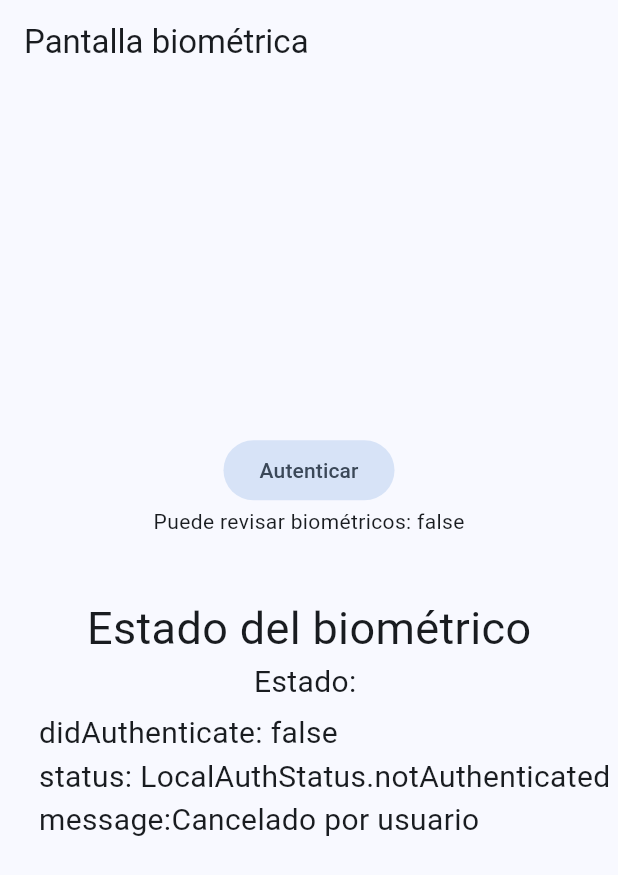
After one commit to JorgeMunarriz/miscelaneos_flutter, a Flutter app: the BiometricsScreen screen opened by its route, after a tap on "Autenticar", on a phone screen of 412 x 824 dp. The commit adds this screen. Shown: the top 875 px of the screen. Run offline on Flutter 3.47's test engine with Material 3 defaults, Android fonts, the phone set to English and light mode, and no system bars; our stand-ins replace dio, flutter_compass, flutter_dotenv, flutter_riverpod, geolocator, go_router and 6 more.

Commit message:
cambios en maps

```diff
--- a/lib/config/config_barrel.dart
+++ b/lib/config/config_barrel.dart
@@ -1,4 +1,5 @@
 export 'constants/environment.dart';
+export 'plugins/local_auth_plugin.dart';
+export 'plugins/share_plugin.dart';
 export 'router/app_router.dart';
 export 'theme/app_theme.dart';
-export 'plugins/share_plugin.dart';
--- /dev/null
+++ b/lib/config/plugins/local_auth_plugin.dart
@@ -0,0 +1,57 @@
+import 'package:flutter/services.dart';
+import 'package:local_auth/local_auth.dart';
+import 'package:local_auth/error_codes.dart' as auth_error;
+
+// ···
+class LocalAuthPlugin {
+  static final LocalAuthentication auth = LocalAuthentication();
+
+  static availableBiometrics() async {
+    final List<BiometricType> availableBiometrics =
+        await auth.getAvailableBiometrics();
+
+    if (availableBiometrics.isNotEmpty) {
+      // Some biometrics are enrolled.
+    }
+
+    if (availableBiometrics.contains(BiometricType.strong) ||
+        availableBiometrics.contains(BiometricType.face)) {
+      // Specific types of biometrics are available.
+      // Use checks like this with caution!
+    }
+  }
+
+  static Future<bool> canCheckBiometrics() async {
+    return await auth.canCheckBiometrics;
+  }
+
+  static Future<(bool, String)> authenticate() async {
+    try {
+      final bool didAuthenticate = await auth.authenticate(
+        localizedReason: 'Por favor identifícate para continuar',
+        options: const AuthenticationOptions(
+          useErrorDialogs: false,
+          biometricOnly: false,
+        ),
+      );
+      return (
+        didAuthenticate,
+        didAuthenticate ? 'Todo correcto.' : 'Cancelado por usuario',
+      );
+    } on PlatformException catch (e) {
+      if (e.code == auth_error.notEnrolled) {
+        return (false, 'No hay biométricos enrolados');
+      }
+      if (e.code == auth_error.lockedOut) {
+        return (false, 'Muchos intentos fallidos');
+      }
+      if (e.code == auth_error.passcodeNotSet) {
+        return (false, 'No hay biométricos disponibles');
+      }
+      if (e.code == auth_error.permanentlyLockedOut) {
+        return (false, 'Se requiere desbloquear el móvil de nuevo');
+      }
+      return (false, e.toString());
+    }
+  }
+}
--- a/lib/config/plugins/share_plugin.dart
+++ b/lib/config/plugins/share_plugin.dart
@@ -1,7 +1,7 @@
 import 'package:share_plus/share_plus.dart';
 
 class SharePlugin {
-  static void shareLink(String link, String subject) {
-    SharePlus.instance.share(ShareParams(text: link, subject: subject));
+  static void shareLink(Uri link, String subject) {
+    SharePlus.instance.share(ShareParams(uri: link, subject: subject));
   }
 }
--- a/lib/config/router/app_router.dart
+++ b/lib/config/router/app_router.dart
@@ -29,6 +29,19 @@ final router = GoRouter(
       builder: (context, state) => const CompassScreen(),
     ),
     GoRoute(
+      path: '/biometrics',
+      builder: (context, state) => const BiometricsScreen(),
+    ),
+    GoRoute(path: '/maps', builder: (context, state) => const MapScreen()),
+    GoRoute(
+      path: '/location',
+      builder: (context, state) => const LocationScreen(),
+    ),
+    GoRoute(
+      path: '/controlmap',
+      builder: (context, state) => const ControlledMapScreen(),
+    ),
+    GoRoute(
       path: '/pokemons',
       builder: (context, state) => const PokemonsScreen(),
       routes: [
--- /dev/null
+++ b/lib/presentation/providers/local_auth/local_auth_providers.dart
@@ -0,0 +1,60 @@
+import 'package:flutter_riverpod/flutter_riverpod.dart';
+import 'package:miscelaneos/lib_barrel.dart';
+
+final canCheckBiometricsProvider = FutureProvider<bool>((ref) async {
+  return await LocalAuthPlugin.canCheckBiometrics();
+});
+
+enum LocalAuthStatus { authenticated, notAuthenticated, authenticating }
+
+class LocalAuthState {
+  final bool didAuthenticate;
+  final LocalAuthStatus status;
+  final String message;
+
+  LocalAuthState({
+    this.didAuthenticate = false,
+    this.status = LocalAuthStatus.notAuthenticated,
+    this.message = '',
+  });
+
+  LocalAuthState copyWith({
+    bool? didAuthenticate,
+    LocalAuthStatus? status,
+    String? message,
+  }) => LocalAuthState(
+    didAuthenticate: didAuthenticate ?? this.didAuthenticate,
+    status: status ?? this.status,
+    message: message ?? this.message,
+  );
+  @override
+  String toString() {
+    return '''
+    didAuthenticate: $didAuthenticate
+    status: $status
+    message:$message
+    ''';
+  }
+}
+
+class LocalAuthNotifier extends StateNotifier<LocalAuthState> {
+  LocalAuthNotifier() : super(LocalAuthState());
+
+  Future<(bool, String)> authenticateUser() async {
+    final (didAuthenticate, message) = await LocalAuthPlugin.authenticate();
+    state = state.copyWith(
+      didAuthenticate: didAuthenticate,
+      message: message,
+      status:
+          didAuthenticate
+              ? LocalAuthStatus.authenticated
+              : LocalAuthStatus.notAuthenticated,
+    );
+    return (didAuthenticate, message);
+  }
+}
+
+final localAuthProvider =
+    StateNotifierProvider<LocalAuthNotifier, LocalAuthState>((ref) {
+      return LocalAuthNotifier();
+    });
--- a/lib/presentation/providers/providers_barrel.dart
+++ b/lib/presentation/providers/providers_barrel.dart
@@ -1,5 +1,6 @@
 export 'app_state_provider.dart';
 export 'compass/compass_provider.dart';
+export 'local_auth/local_auth_providers.dart';
 export 'permissions/permissions_provider.dart';
 export 'pokemons/pokemon_list_provider.dart';
 export 'pokemons/pokemon_provider.dart';
@@ -7,3 +8,5 @@ export 'sensors/accelerometer_providers.dart';
 export 'sensors/gyroscope_provider.dart';
 export 'sensors/gyroscppe_ball_provider.dart';
 export 'sensors/magnetometer_provider.dart';
+export 'location/user_location_provider.dart';
+export 'location/watch_location_provider.dart';
--- /dev/null
+++ b/lib/presentation/screens/biometrics/biometrics_screen.dart
@@ -0,0 +1,39 @@
+import 'package:flutter/material.dart';
+import 'package:flutter_riverpod/flutter_riverpod.dart';
+import 'package:miscelaneos/presentation/providers/local_auth/local_auth_providers.dart';
+
+class BiometricsScreen extends ConsumerWidget {
+  const BiometricsScreen({super.key});
+
+  @override
+  Widget build(BuildContext context, WidgetRef ref) {
+    final canCheckBiometrics = ref.watch(canCheckBiometricsProvider);
+    final localAuthState = ref.watch(localAuthProvider);
+    return Scaffold(
+      appBar: AppBar(title: Text('Pantalla biométrica ')),
+      body: Center(
+        child: Column(
+          mainAxisAlignment: MainAxisAlignment.center,
+          children: [
+            FilledButton.tonal(
+              onPressed: () {
+                ref.read(localAuthProvider.notifier).authenticateUser();
+              },
+              child: Text('Autenticar'),
+            ),
+            canCheckBiometrics.when(
+              data: (canCheck) => Text('Puede revisar biométricos: $canCheck'),
+              error: (error, _) => Text('Error: $error'),
+              loading: () => CircularProgressIndicator(),
+            ),
+            SizedBox(height: 40),
+            const Text('Estado del biométrico', style: TextStyle(fontSize: 30, )),
+            Text('Estado: ', style: TextStyle(fontSize: 20)),
+            SizedBox(height: 5),
+            Text('$localAuthState', style: TextStyle(fontSize: 20)),
+          ],
+        ),
+      ),
+    );
+  }
+}
--- a/lib/presentation/widgets/shared/main_menu.dart
+++ b/lib/presentation/widgets/shared/main_menu.dart
@@ -17,6 +17,10 @@ final menuItems = <MenuItem>[
   MenuItem('Bola Giróscopo', Icons.sports_baseball_outlined, '/gyroscope-ball'),
   MenuItem('Brújula', Icons.explore, '/compass'),
   MenuItem('Pokemons', Icons.catching_pokemon_outlined, '/pokemons'),
+  MenuItem('Biometricos', Icons.fingerprint, '/biometrics'),
+  MenuItem('Ubicación', Icons.pin_drop, '/location'),
+  MenuItem('Mapas', Icons.map_outlined, '/maps'),
+  MenuItem('Controlado', Icons.gamepad_outlined, '/controlmap'),
 ];
 
 class MainMenu extends StatelessWidget {
--- a/pubspec.yaml
+++ b/pubspec.yaml
@@ -13,8 +13,11 @@ dependencies:
   flutter_compass: ^0.8.1
   flutter_dotenv: ^5.2.1
   flutter_riverpod: ^2.6.1
+  geolocator: ^14.0.0
   go_router: ^15.1.1
   google_fonts: ^6.2.1
+  google_maps_flutter: ^2.12.2
+  local_auth: ^2.3.0
   permission_handler: ^12.0.0+1
   sensors_plus: ^6.1.1
   share_plus: ^11.0.0
```
Also changed, not shown: lib/presentation/providers/location/user_location_provider.dart (added, +44 -0 lines), lib/presentation/providers/location/watch_location_provider.dart (added, +45 -0 lines), lib/presentation/screens/maps/control_screen.dart (added, +13 -0 lines), lib/presentation/screens/maps/location_screen.dart (added, +37 -0 lines), lib/presentation/screens/maps/map_screen.dart (added, +49 -0 lines), lib/presentation/screens/pokemons/pokemon_screen.dart (+3 -5 lines), lib/presentation/screens/screens.dart (+7 -3 lines), pubspec.lock, 5 other files.
